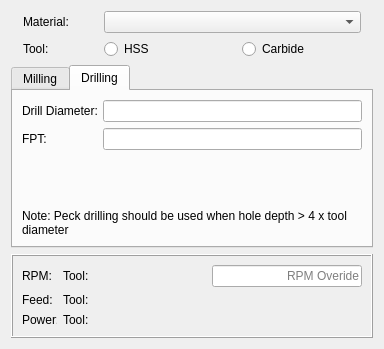
The window that PathFeedsAndSpeedsGui.ui (dubstar-04/FeedsAndSpeeds) describes before a commit, drawn with Qt 5.
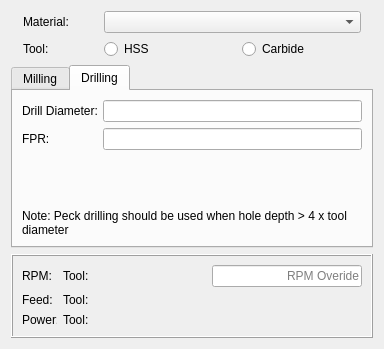
The same window after the commit. The open tabs and pages were chosen to show the change.

Commit message: attempt at power estimation for drilling

```diff
--- a/PathFeedsAndSpeedsGui.ui
+++ b/PathFeedsAndSpeedsGui.ui
@@ -330,7 +330,7 @@
             </size>
            </property>
            <property name="text">
-            <string>FPT:</string>
+            <string>FPR:</string>
            </property>
           </widget>
          </item>
```
The commit also changes 2 other files.
